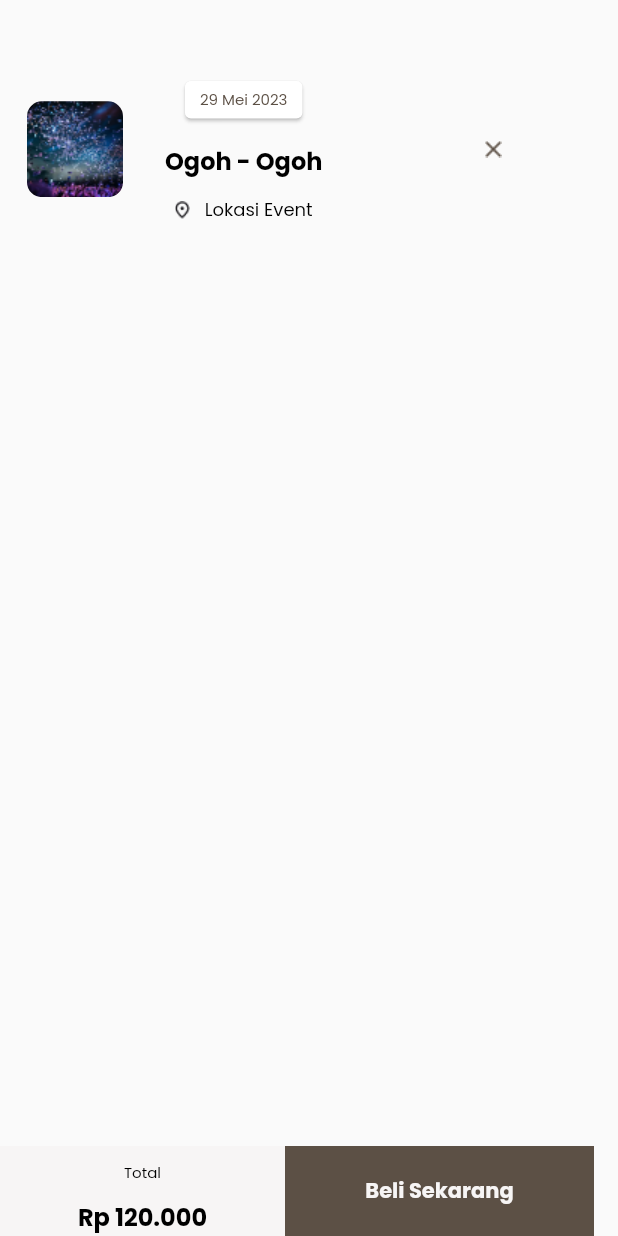
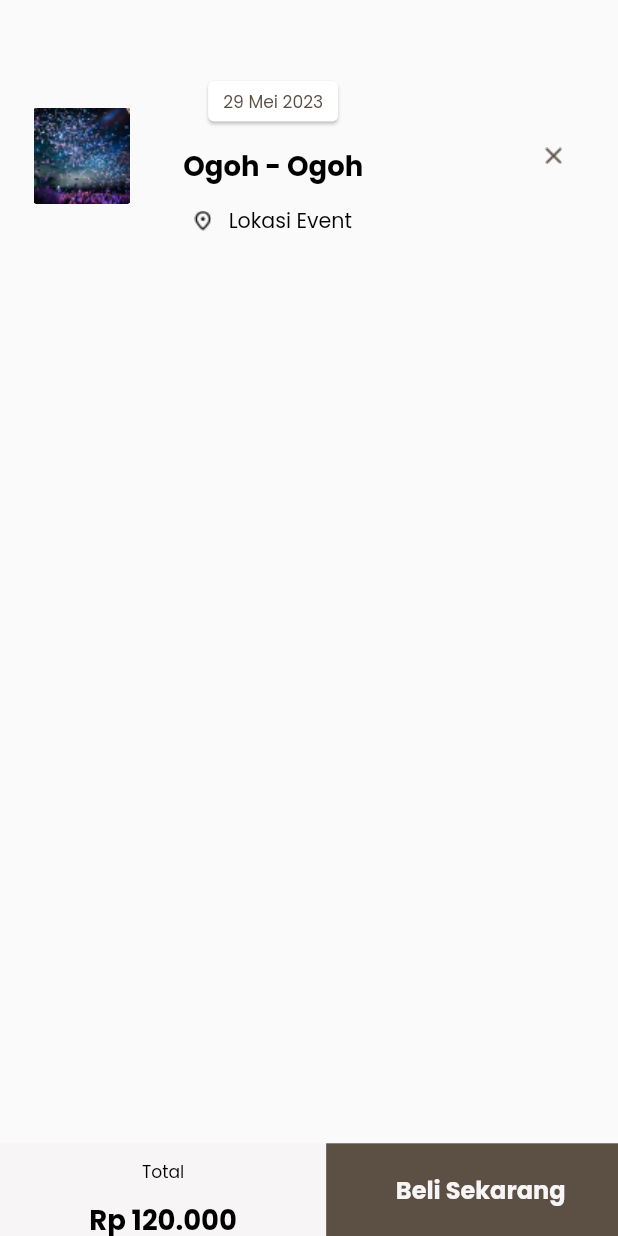
Before and after one commit to Balink-8/mobile_balink, a Flutter app: the BuyEvent screen opened directly, on a phone screen of 412 x 824 dp. Run offline on Flutter 3.47's test engine with Material 2 defaults, Android fonts, the phone set to English and light mode, and no system bars; our stand-ins replace carousel_slider, file_picker, flutter_screenutil, google_fonts, pinput, readmore; missing offline and left inert: clipboard.

Commit message:
update responsive

```diff
--- a/lib/view/event/eventPage/overlaybuyevent.dart
+++ b/lib/view/event/eventPage/overlaybuyevent.dart
@@ -23,16 +23,16 @@ class _OverlayEventState extends State<BuyEvent> {
                 Padding(
                   padding: const EdgeInsets.all(8.0),
                   child: ClipRRect(
-                    borderRadius: BorderRadius.circular(10.0),
+                    borderRadius: BorderRadius.circular(10.0.r),
                     child: Image.asset(
                       'assets/icon/event_icon/dummy/g1.png',
-                      width: 64,
-                      height: 64,
+                      width: 64.w,
+                      height: 64.h,
                     ),
                   ),
                 ),
-                const SizedBox(
-                  width: 20,
+                SizedBox(
+                  width: 20.w,
                 ),
                 Column(
                   mainAxisAlignment: MainAxisAlignment.start,
@@ -44,39 +44,39 @@ class _OverlayEventState extends State<BuyEvent> {
                         child: Text(
                           '29 Mei 2023',
                           style: poppinsKecil.copyWith(
-                              fontSize: 10,
+                              fontSize: 10.sp,
                               fontWeight: FontWeight.w400,
                               color: secondaryColor),
                         ),
                       ),
                     ),
-                    const SizedBox(
-                      height: 12,
+                    SizedBox(
+                      height: 12.h,
                     ),
                     Text(
                       'Ogoh - Ogoh',
                       style: poppinsKecil.copyWith(
-                          fontSize: 16,
+                          fontSize: 16.sp,
                           fontWeight: FontWeight.w700,
                           color: blackColor),
                     ),
-                    const SizedBox(
-                      height: 12,
+                    SizedBox(
+                      height: 12.h,
                     ),
                     Row(
                       children: [
                         Image.asset(
                           'assets/icon/event_icon/location.png',
-                          width: 10,
-                          height: 13,
+                          width: 10.w,
+                          height: 13.h,
                         ),
-                        const SizedBox(
-                          width: 10,
+                        SizedBox(
+                          width: 10.w,
                         ),
                         Text(
                           'Lokasi Event',
                           style: poppinsKecil.copyWith(
-                              fontSize: 12,
+                              fontSize: 12.sp,
                               fontWeight: FontWeight.w400,
                               color: blackColor),
                         ),
@@ -84,8 +84,8 @@ class _OverlayEventState extends State<BuyEvent> {
                     ),
                   ],
                 ),
-                const SizedBox(
-                  width: 90,
+                SizedBox(
+                  width: 90.w,
                 ),
                 IconButton(
                   onPressed: () {
@@ -98,14 +98,14 @@ class _OverlayEventState extends State<BuyEvent> {
                   },
                   icon: Image.asset(
                     'assets/icon/event_icon/close.png',
-                    width: 11,
-                    height: 11,
+                    width: 11.w,
+                    height: 11.h,
                   ),
                 ),
               ],
             ),
-            const SizedBox(
-              height: 10,
+            SizedBox(
+              height: 10.h,
             ),
           ],
         ),
@@ -128,28 +128,28 @@ class _BuyNowState extends State<BuyNow> {
     return Row(
       children: [
         Container(
-          width: 190,
-          height: 60,
+          width: 190.w,
+          height: 60.h,
           color: fifthColor,
           child: Column(
             children: [
-              const SizedBox(
-                height: 10,
+              SizedBox(
+                height: 10.h,
               ),
               Text(
                 'Total',
                 style: poppinsKecil.copyWith(
-                    fontSize: 10,
+                    fontSize: 10.sp,
                     fontWeight: FontWeight.w400,
                     color: blackColor),
               ),
-              const SizedBox(
-                height: 10,
+              SizedBox(
+                height: 10.h,
               ),
               Text(
                 'Rp 120.000',
                 style: poppinsKecil.copyWith(
-                    fontSize: 16,
+                    fontSize: 16.sp,
                     fontWeight: FontWeight.w700,
                     color: blackColor),
               )
@@ -168,12 +168,12 @@ class _BuyNowState extends State<BuyNow> {
           child: Container(
               alignment: Alignment.center,
               width: 180.w,
-              height: 60,
+              height: 60.h,
               color: secondaryColor,
               child: Text(
                 'Beli Sekarang',
                 style: poppinsKecil.copyWith(
-                  fontSize: 14,
+                  fontSize: 14.sp,
                   fontWeight: FontWeight.w700,
                   color: fifthColor,
                 ),
```
Also changed, not shown: lib/view/event/eventPage/event.dart (+9 -9 lines), lib/view/event/eventPage/eventdetail.dart (+46 -46 lines), lib/view/event/eventPage/kodebayar.dart (+24 -20 lines), lib/view/event/eventPage/successpay.dart (+43 -43 lines), lib/view/event/eventPage/waitingpembayaran.dart (+70 -70 lines), 1 other file.
